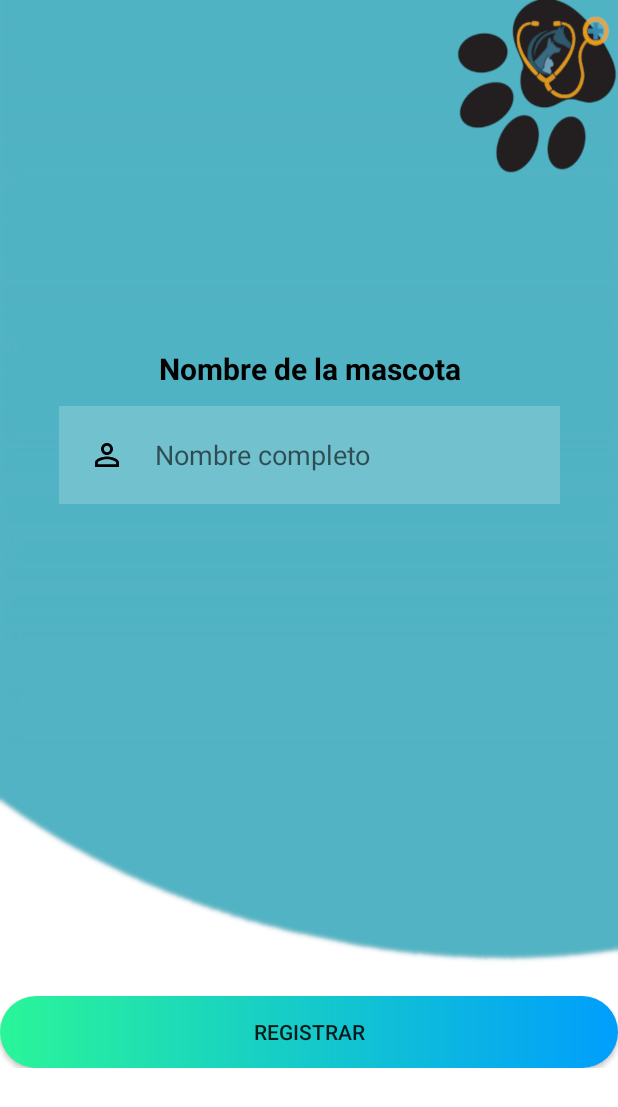
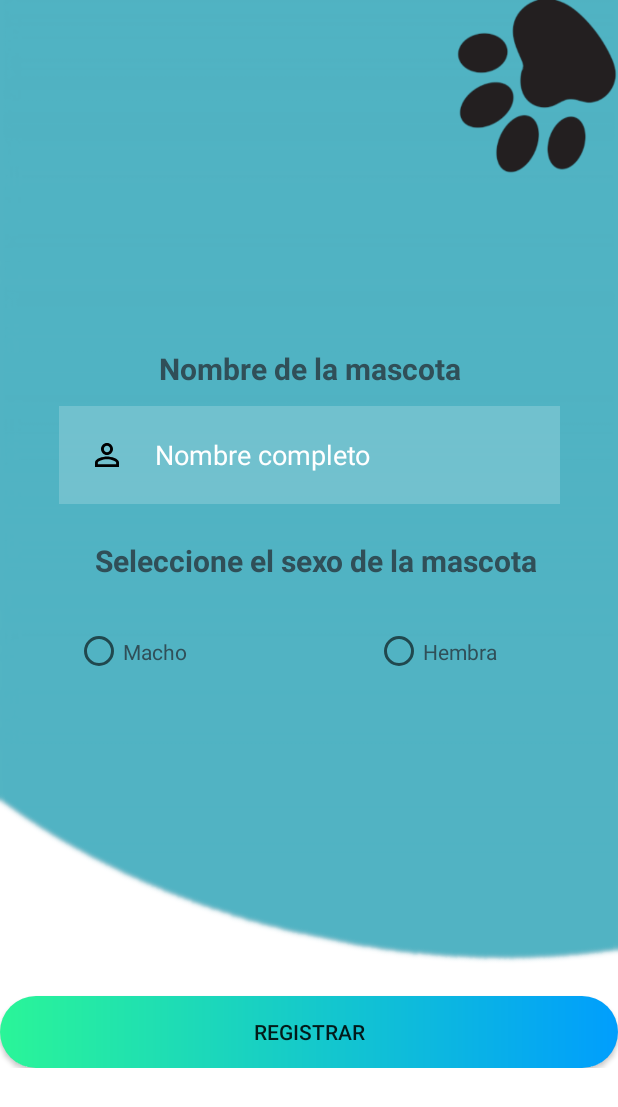
Before and after one commit to joseeduardo1521/VetlogProject, an Android app: the regDatosMasActivity screen opened directly, with no data from a screen before it, on a phone screen of 412 x 824 dp. Shown: the top 1107 px of the screen. Run offline under Robolectric (Android 15) with nearby library versions, the phone set to English and light mode, and no system bars; 2 statements that could not run were skipped.

Commit message:
Implementacion de menu registro de mascotas

```diff
--- a/app/src/main/res/layout/activity_codigo_qr.xml
+++ b/app/src/main/res/layout/activity_codigo_qr.xml
@@ -4,6 +4,7 @@
     xmlns:tools="http://schemas.android.com/tools"
     android:layout_width="match_parent"
     android:layout_height="match_parent"
+    android:orientation="vertical"
     android:padding="10dp"
     tools:context=".CodigoQR">
 
--- a/app/src/main/res/layout/activity_main.xml
+++ b/app/src/main/res/layout/activity_main.xml
@@ -98,7 +98,6 @@
         android:layout_marginEnd="10dp"
         android:layout_marginBottom="10dp"
         android:textColor="@color/Azultxt"
-        android:textColorHint="@color/white"
         app:startIconDrawable="@drawable/ic_baseline_key_24"
         app:endIconMode="password_toggle"
         >
--- a/app/src/main/res/layout/activity_menu_sec.xml
+++ b/app/src/main/res/layout/activity_menu_sec.xml
@@ -30,6 +30,7 @@
             android:orientation="vertical">
 
             <TextView
+                android:id="@+id/txtUsu"
                 android:layout_width="wrap_content"
                 android:layout_height="wrap_content"
                 android:text="Usuario"
@@ -41,6 +42,7 @@
                 android:layout_width="wrap_content"
                 android:layout_height="wrap_content"
                 android:text="Loremipsusm"
+                android:id="@+id/txtPuesto"
                 android:textColor="@color/white">
 
             </TextView>
--- a/app/src/main/res/layout/activity_reg_datos_mas.xml
+++ b/app/src/main/res/layout/activity_reg_datos_mas.xml
@@ -4,7 +4,7 @@
     xmlns:tools="http://schemas.android.com/tools"
     android:layout_width="match_parent"
     android:layout_height="match_parent"
-    android:background="@drawable/background"
+    android:background="@drawable/backgroundnl"
     tools:context=".regDatosMasActivity">
 
 
@@ -20,7 +20,7 @@
                 android:layout_marginTop="232dp"
                 android:gravity="center"
                 android:text="Nombre de la mascota"
-                android:textColor="@color/black"
+                android:textColor="@color/Azultxt"
                 android:textSize="20dp"
                 android:textStyle="bold"
                 app:layout_constraintTop_toTopOf="parent"
@@ -37,7 +37,8 @@
                 android:drawablePadding="20dp"
                 android:hint="Nombre completo"
                 android:padding="20dp"
-                android:textColor="@color/black"
+                android:textColor="@color/Azultxt"
+                android:textColorHint="@color/white"
                 app:layout_constraintEnd_toEndOf="parent"
                 app:layout_constraintStart_toStartOf="parent"
                 app:layout_constraintTop_toBottomOf="@+id/txtNomM" />
@@ -49,8 +50,50 @@
                 android:background="@drawable/tatanka_button"
                 android:drawableTintMode="@null"
                 android:text="Registrar"
+                android:id="@+id/btnRegMas"
                 app:layout_constraintEnd_toEndOf="parent"
                 app:layout_constraintTop_toBottomOf="@+id/edtNomM" />
+
+
+            <TextView
+                android:id="@+id/txtSexMas"
+                android:layout_width="350dp"
+                android:layout_height="23dp"
+                android:layout_gravity="center"
+                android:layout_marginStart="36dp"
+                android:layout_marginTop="24dp"
+                android:gravity="center"
+                android:text="Seleccione el sexo de la mascota"
+                android:textColor="@color/Azultxt"
+                android:textSize="20dp"
+                android:textStyle="bold"
+                app:layout_constraintStart_toStartOf="parent"
+                app:layout_constraintTop_toBottomOf="@+id/edtNomM" />
+
+            <RadioGroup
+                android:id="@+id/rGroupSex"
+                android:layout_width="match_parent"
+                android:layout_height="match_parent"
+                android:layout_marginTop="26dp"
+                android:orientation="horizontal"
+                app:layout_constraintTop_toBottomOf="@+id/txtSexMas"
+                tools:layout_editor_absoluteX="-16dp">
+
+                <RadioButton
+                    android:layout_width="100dp"
+                    android:layout_height="50dp"
+                    android:layout_marginStart="50dp"
+                    android:text="Macho"
+                    android:textColor="@color/Azultxt" />
+
+                <RadioButton
+                    android:layout_width="100dp"
+                    android:layout_height="50dp"
+                    android:layout_marginStart="100dp"
+                    android:text="Hembra"
+                    android:textColor="@color/Azultxt" />
+
+            </RadioGroup>
 
 
         </androidx.constraintlayout.widget.ConstraintLayout>
--- a/app/src/main/res/layout/activity_register.xml
+++ b/app/src/main/res/layout/activity_register.xml
@@ -181,8 +181,8 @@
                     android:hint=" Repetir Contraseña"
                     android:inputType="textPassword"
                     android:padding="20dp"
-                    android:textColorHint="@color/black"
-                    android:textColor="@color/black"
+                    android:textColorHint="@color/Azultxt"
+                    android:textColor="@color/Azultxt"
                     app:layout_constraintBottom_toBottomOf="parent"
                     app:layout_constraintEnd_toEndOf="parent"
                     app:layout_constraintHorizontal_bias="0.455"
```
Also changed, not shown: app/src/main/java/com/example/vet/MainActivity.java (+2 -9 lines), app/src/main/java/com/example/vet/MenuSec.java (+79 -0 lines).
